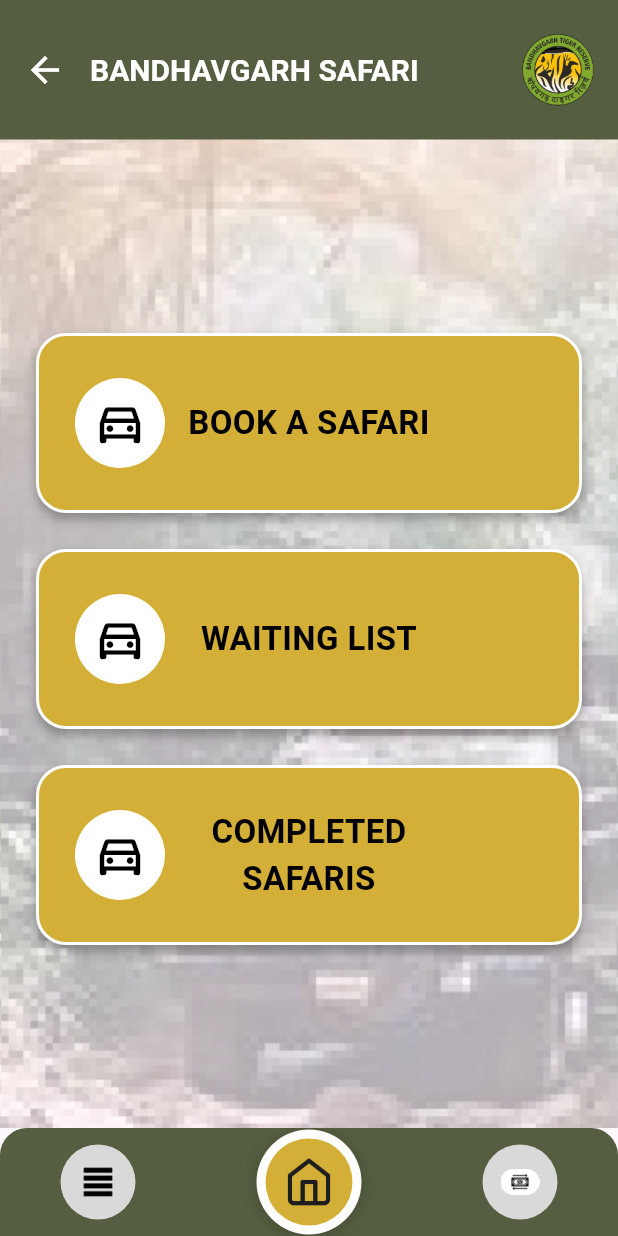
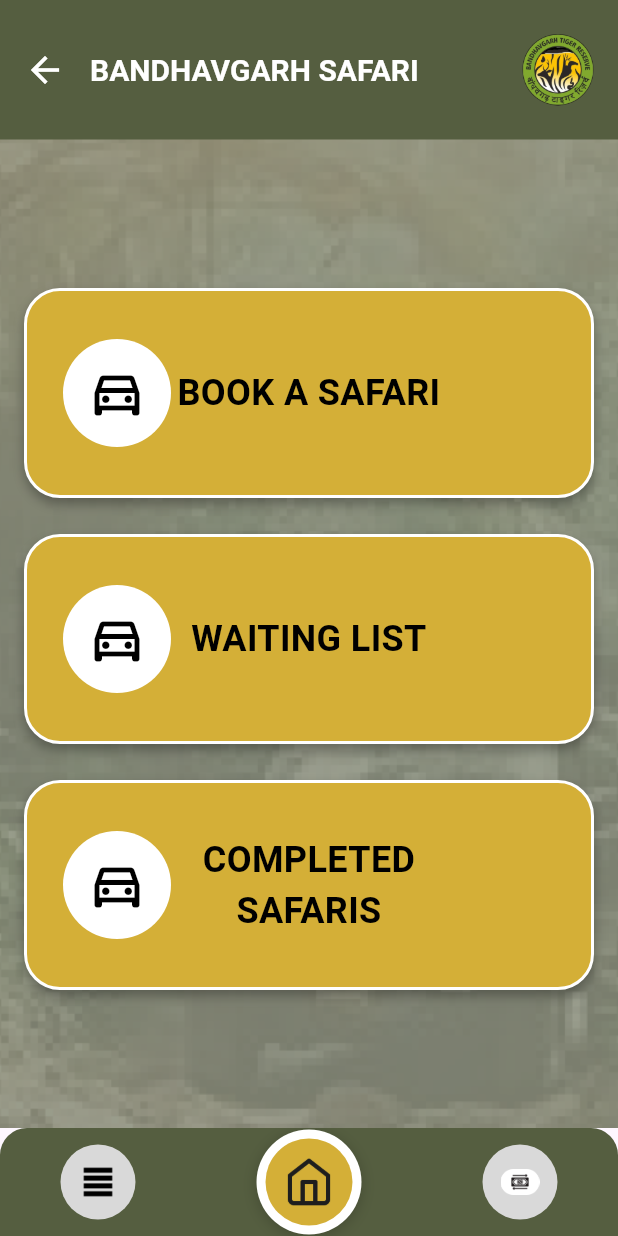
Before and after one commit to dhruv-karanwal/test_1, a Flutter app: the screen it shows after launch, on a phone screen of 412 x 824 dp. Run offline on Flutter 3.47's test engine with Material 3 defaults, Android fonts, the phone set to English and light mode, and no system bars; our stand-ins replace cloud_firestore, firebase_core, google_fonts; accounts and stored records are empty; Roboto replaces fonts that are missing (Langar).

Commit message:
refine home screen visuals

```diff
--- a/lib/screens/home/home_screen.dart
+++ b/lib/screens/home/home_screen.dart
@@ -66,11 +66,14 @@ class HomeScreen extends StatelessWidget {
                 fit: BoxFit.cover,
               ),
             ),
+            child: Container(
+              color: const Color(0xFF555E40).withOpacity(0.6), // Greenish overlay to match design
+            ),
           ),
 
           // 2. CONTENT
           Padding(
-            padding: const EdgeInsets.symmetric(horizontal: 24.0),
+            padding: const EdgeInsets.symmetric(horizontal: 16.0), // Reduced padding for wider buttons
             child: Column(
               mainAxisAlignment: MainAxisAlignment.center,
               children: [
@@ -147,11 +150,11 @@ class HomeScreen extends StatelessWidget {
   Widget _buildDashboardButton(String text, IconData icon) {
     return Container(
       width: double.infinity,
-      height: 120, // Tall, blocky buttons as per design
+      height: 140, // Increased height to look bigger
       decoration: BoxDecoration(
         color: buttonGold,
-        borderRadius: BorderRadius.circular(20),
-        border: Border.all(color: Colors.white, width: 2), // White dashed look in image? Solid for now.
+        borderRadius: BorderRadius.circular(24), // Slightly more rounded
+        border: Border.all(color: Colors.white, width: 2),
         boxShadow: [
           BoxShadow(
             color: Colors.black.withOpacity(0.3),
@@ -164,9 +167,9 @@ class HomeScreen extends StatelessWidget {
         children: [
           const SizedBox(width: 24), // Left padding
           CircleAvatar(
-            radius: 30,
+            radius: 36, // Increased Icon background size
             backgroundColor: Colors.white,
-             child: Icon(icon, color: Colors.black, size: 36),
+             child: Icon(icon, color: Colors.black, size: 40), // Increased Icon size
           ),
           Expanded(
             child: Center(
@@ -174,14 +177,14 @@ class HomeScreen extends StatelessWidget {
                 text,
                 style: GoogleFonts.langar(
                   color: Colors.black,
-                  fontSize: 22,
+                  fontSize: 24, // Increased Font Size
                   fontWeight: FontWeight.bold,
                 ),
                 textAlign: TextAlign.center,
               ),
             ),
           ),
-          const SizedBox(width: 84), // Balance right side (Icon 60 + Padding 24 = 84) to keep text perfectly centered
+          const SizedBox(width: 96), // 72*2 + 24 = 96 approx balance
         ],
       ),
     );
```
